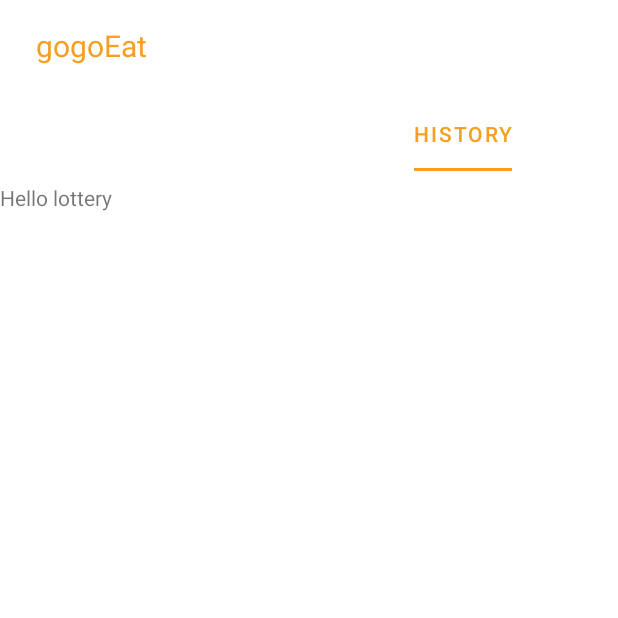
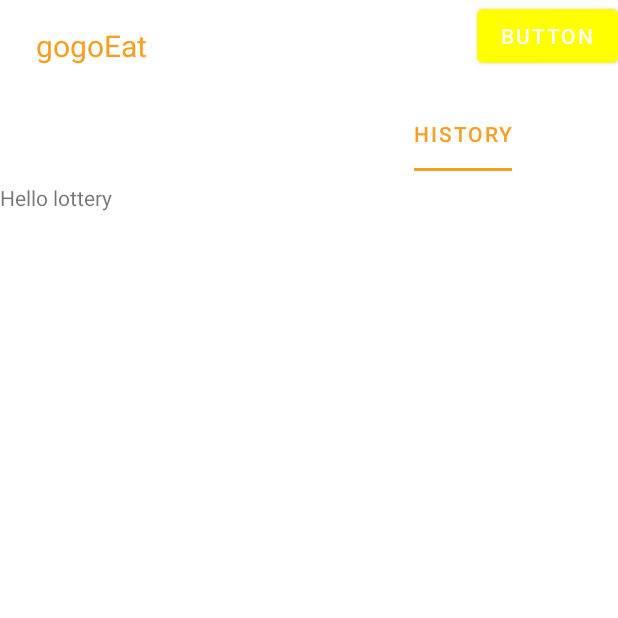
Before and after one commit to s00001sam/Go-Go-Eat, an Android app: the screen it shows after launch (MainActivity), tab 2 chosen, on a phone screen of 412 x 824 dp, the top half of it. Run offline under Robolectric (Android 15) with nearby library versions, the phone set to English and light mode, and no system bars; our stand-ins replace Dagger/Hilt's generated code, data binding; Roboto replaces fonts that are not available here; 1 statement that could not run was skipped.

Commit message:
一開始就取得三頁資料 (60筆)

```diff
--- a/app/src/main/java/com/sam/gogoeat/api/apiservice/LifeApi.kt
+++ b/app/src/main/java/com/sam/gogoeat/api/apiservice/LifeApi.kt
@@ -15,7 +15,9 @@ interface LifeApi {
         @Query("radius") radius: Int? = null,
         @Query("type") type: String? = null,
         @Query("keyword") keyword: String? = null,
-        @Query("key") key: String? = null
+        @Query("key") key: String? = null,
+        @Query("opennow") opennow: Boolean? = null,
+        @Query("pagetoken") pageToken: String? = null,
     ): Response<MapResp<List<PlaceData>>>
 
 }
--- a/app/src/main/java/com/sam/gogoeat/api/repository/Repository.kt
+++ b/app/src/main/java/com/sam/gogoeat/api/repository/Repository.kt
@@ -11,8 +11,8 @@ class Repository (
         private val localDataSource: DataSource,
 ) {
 
-    suspend fun getNearbyPlaces(location: String? = null, radius: Int? = null, type: String? = null, keyword: String? = null, key: String? = null): Response<MapResp<List<PlaceData>>> {
-        return remoteDataSource.getNearbyPlaces(location, radius, type, keyword, key)
+    suspend fun getNearbyPlaces(location: String? = null, radius: Int? = null, type: String? = null, keyword: String? = null, key: String? = null, opennow: Boolean?, pageToken: String?): Response<MapResp<List<PlaceData>>> {
+        return remoteDataSource.getNearbyPlaces(location, radius, type, keyword, key, opennow, pageToken)
     }
 
 
--- a/app/src/main/java/com/sam/gogoeat/api/repository/datasourse/DataSource.kt
+++ b/app/src/main/java/com/sam/gogoeat/api/repository/datasourse/DataSource.kt
@@ -11,6 +11,8 @@ interface DataSource {
                                 radius: Int? = null,
                                 type: String? = null,
                                 keyword: String? = null,
-                                key: String? = null): Response<MapResp<List<PlaceData>>>
+                                key: String? = null,
+                                opennow: Boolean? = null,
+                                pageToken: String? = null): Response<MapResp<List<PlaceData>>>
 
 }
--- a/app/src/main/java/com/sam/gogoeat/api/repository/datasourse/LocalDataSource.kt
+++ b/app/src/main/java/com/sam/gogoeat/api/repository/datasourse/LocalDataSource.kt
@@ -7,7 +7,7 @@ import retrofit2.Response
 
 class LocalDataSource : DataSource {
 
-    override suspend fun getNearbyPlaces(location: String?, radius: Int?, type: String?, keyword: String?, key: String?): Response<MapResp<List<PlaceData>>> {
+    override suspend fun getNearbyPlaces(location: String?, radius: Int?, type: String?, keyword: String?, key: String?, opennow: Boolean?, pageToken: String?): Response<MapResp<List<PlaceData>>> {
         TODO("Not yet implemented")
     }
 }
--- a/app/src/main/java/com/sam/gogoeat/api/repository/datasourse/RemoteDataSource.kt
+++ b/app/src/main/java/com/sam/gogoeat/api/repository/datasourse/RemoteDataSource.kt
@@ -12,8 +12,10 @@ class RemoteDataSource : DataSource {
         radius: Int?,
         type: String?,
         keyword: String?,
-        key: String?
-    ) = MapApi.apiService.getNearbyPlaces(location, radius, type, keyword, key)
+        key: String?,
+        opennow: Boolean?,
+        pageToken: String?
+    ) = MapApi.apiService.getNearbyPlaces(location, radius, type, keyword, key, opennow, pageToken)
 
 
 }
--- a/app/src/main/java/com/sam/gogoeat/api/resp/MapResp.kt
+++ b/app/src/main/java/com/sam/gogoeat/api/resp/MapResp.kt
@@ -8,7 +8,8 @@ import java.io.Serializable
 data class MapResp<T> (
         val status: String? = null,
         @Json(name = "results") val data: @RawValue T? = null,
-        val error_message: String? = null
+        @Json(name = "next_page_token") val nextPageToken: String? = null,
+        @Json(name = "error_message") val error: String? = null
 ): IResp<T>, Serializable {
 
     fun isSuccess() = status == "OK"
@@ -17,6 +18,8 @@ data class MapResp<T> (
         return "MapResp : {" +
                 "status=" + status +
                 ", data=" + data +
+                ", next_page_token=" + (nextPageToken ?: "null") +
+                ", error_message=" + (error ?: "null") +
                 "}"
     }
 }
--- a/app/src/main/java/com/sam/gogoeat/api/resp/base/Resource.kt
+++ b/app/src/main/java/com/sam/gogoeat/api/resp/base/Resource.kt
@@ -1,12 +1,17 @@
 package com.sam.gogoeat.api.resp.base
 
-data class Resource<out T>(val status: Status, val data: T?, val message: ErrorMessage?) {
+data class Resource<out T>(val status: Status, val data: T?, val message: ErrorMessage?, val nextPageToken: String? = null) {
     companion object {
         const val ERROR_CODE_603304 = 603304
         const val MOBAPP_TOKEN_EXPIRED = 100013
         const val OPEN_TOKEN_EXPIRED = 200007
+
         fun <T> success(data: T?): Resource<T> {
             return Resource(Status.SUCCESS, data, null)
+        }
+
+        fun <T> success(data: T?, nextPageToken: String?): Resource<T> {
+            return Resource(Status.SUCCESS, data, null, nextPageToken)
         }
 
         fun <T> success(data: ArrayList<T>?): Resource<ArrayList<T>> {
@@ -48,6 +53,7 @@ data class Resource<out T>(val status: Status, val data: T?, val message: ErrorM
     fun isFinished(): Boolean = status != Status.LOADING
     fun isLoading(): Boolean = status == Status.LOADING
     fun isUnknownFinished(): Boolean = status != Status.UNKNOWN_FINISH
+    fun hasNextPage(): Boolean = !nextPageToken.isNullOrEmpty()
 }
 
 enum class Status {
--- a/app/src/main/java/com/sam/gogoeat/api/usecase/GetNearbyFoodsData.kt
+++ b/app/src/main/java/com/sam/gogoeat/api/usecase/GetNearbyFoodsData.kt
@@ -11,6 +11,6 @@ import retrofit2.Response
 class GetNearbyFoodsData(private var repository: Repository) : ResourceUseCase<Resource<List<PlaceData>>, PlaceReq, List<PlaceData>, MapResp<List<PlaceData>>>() {
 
     override suspend fun getResponse(params: PlaceReq): Response<MapResp<List<PlaceData>>> {
-        return repository.getNearbyPlaces(params.location, params.radius, params.type, params.keyword, params.key)
+        return repository.getNearbyPlaces(params.location, params.radius, params.type, params.keyword, params.key, params.opennow, params.pageToken)
     }
 }
--- a/app/src/main/java/com/sam/gogoeat/api/usecase/basic/ResourceUseCase.kt
+++ b/app/src/main/java/com/sam/gogoeat/api/usecase/basic/ResourceUseCase.kt
@@ -21,14 +21,12 @@ abstract class ResourceUseCase<out Type : Resource<ResponseValue>, in Params, Re
 
     override fun getFlow(params: Params): Flow<Type> {
         return flow {
-            Log.i("sam00","flow currentThread: ${Thread.currentThread().name}")
             var resource = getResource(params)
             resource = processAfterGetResource(params, resource)
             emit(resource as Type)
         }
                 .flowOn(Dispatchers.IO)
                 .onStart {
-                    Log.i("sam00","onStart currentThread: ${Thread.currentThread().name}")
                     emit(Resource.loading(null) as Type)
                 }
     }
@@ -81,10 +79,10 @@ abstract class ResourceUseCase<out Type : Resource<ResponseValue>, in Params, Re
     }
 
     private fun processMapRespResource(response: MapResp<ResponseValue>): Resource<ResponseValue> {
-        return if (response.isSuccess())
-            Resource.success(response.data)
+        if (response.isSuccess())
+            return Resource.success(response.data, response.nextPageToken)
         else
-            Resource.error(StatusCode.CODE_ERROR_JSON_ERROR, response.error_message
+            return Resource.error(StatusCode.CODE_ERROR_JSON_ERROR, response.error
                 ?: "processMapRespResource, empty error")
     }
 }
--- a/app/src/main/java/com/sam/gogoeat/data/place/PlaceReq.kt
+++ b/app/src/main/java/com/sam/gogoeat/data/place/PlaceReq.kt
@@ -8,20 +8,23 @@ data class PlaceReq (
     var radius: Int? = null,
     var type: String? = null,
     var keyword: String? = null,
-    var key: String? = null
+    var key: String? = null,
+    var opennow: Boolean? = null,
+    var pageToken: String? = null
 ) {
     companion object {
-        private const val TYPE_FOOD = "food"
-        private const val TYPE_RESTAURANT = "restaurant"
+        private const val TYPE_EAT = "restaurant|food"
 
-        fun create(lat: Double, lng: Double, radius: Int? = 1500, keyword: String? = null) : PlaceReq {
+        fun create(lat: Double, lng: Double, radius: Int? = 1500, keyword: String? = null, opennow: Boolean? = null, pageToken: String? = null) : PlaceReq {
             val locationNow = "$lat,$lng"
             return PlaceReq(
                 location = locationNow,
                 radius = radius,
-                type = TYPE_RESTAURANT,
+                type = TYPE_EAT,
                 keyword = keyword,
-                key = MyApplication.appContext.getString(R.string.map_key)
+                key = MyApplication.appContext.getString(R.string.map_key),
+                opennow = opennow,
+                pageToken = pageToken
             )
         }
     }
--- a/app/src/main/java/com/sam/gogoeat/view/MainActivity.kt
+++ b/app/src/main/java/com/sam/gogoeat/view/MainActivity.kt
@@ -19,8 +19,11 @@ class MainActivity : AppCompatActivity() {
         binding = DataBindingUtil.setContentView(this, R.layout.activity_main)
         binding.viewModel = viewModel
         binding.lifecycleOwner = this
+        viewModel.getNearbyFoods()
 
-        viewModel.getNearbyFoods()
+        binding.btnnn.setOnClickListener {
+            viewModel.getMorePageFoods()
+        }
     }
 
 }
--- a/app/src/main/java/com/sam/gogoeat/view/nearby/NearbyFragment.kt
+++ b/app/src/main/java/com/sam/gogoeat/view/nearby/NearbyFragment.kt
@@ -56,6 +56,7 @@ class NearbyFragment : Fragment() {
             mainViewModel.nearbyFoodResult.collect {
                 if (it.isSuccess() && !it.data.isNullOrEmpty()) {
                     (binding.rcyNearby.adapter as StoreAdapter).submitList(it.data)
+                    (binding.rcyNearby.adapter as StoreAdapter).notifyDataSetChanged()
                 }
             }
         }
--- a/app/src/main/res/layout/activity_main.xml
+++ b/app/src/main/res/layout/activity_main.xml
@@ -20,6 +20,7 @@
             android:layout_width="match_parent"
             android:layout_height="60dp"
             app:layout_constraintEnd_toEndOf="parent"
+            app:layout_constraintHorizontal_bias="0.0"
             app:layout_constraintStart_toStartOf="parent"
             app:layout_constraintTop_toTopOf="parent">
 
@@ -33,6 +34,14 @@
                 android:textSize="20sp"
                 app:layout_constraintBottom_toBottomOf="parent"
                 app:layout_constraintStart_toStartOf="parent"
+                app:layout_constraintTop_toTopOf="parent" />
+
+            <Button
+                android:id="@+id/btnnn"
+                android:layout_width="wrap_content"
+                android:layout_height="wrap_content"
+                android:text="Button"
+                app:layout_constraintEnd_toEndOf="parent"
                 app:layout_constraintTop_toTopOf="parent" />
 
         </androidx.constraintlayout.widget.ConstraintLayout>
```
Also changed, not shown: app/src/main/java/com/sam/gogoeat/view/MainViewModel.kt (+38 -0 lines).
